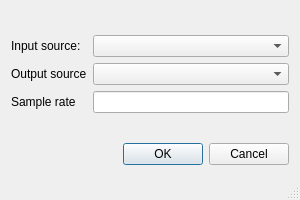
Old version of the form soundcarddialog.ui in the repository trcwm/BasicDSP.
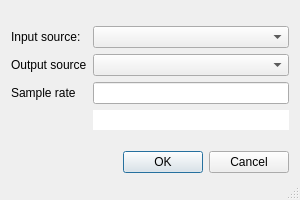
New version of the form.

Diff of the .ui file:
```diff
--- a/soundcarddialog.ui
+++ b/soundcarddialog.ui
@@ -27,27 +27,7 @@
   </property>
   <layout class="QVBoxLayout" name="verticalLayout" stretch="0,1">
    <item>
-    <layout class="QGridLayout" name="gridLayout" columnstretch="0,1">
-     <item row="0" column="0">
-      <widget class="QLabel" name="label">
-       <property name="text">
-        <string>Input source:</string>
-       </property>
-      </widget>
-     </item>
-     <item row="0" column="1">
-      <widget class="QComboBox" name="inputComboBox"/>
-     </item>
-     <item row="1" column="0">
-      <widget class="QLabel" name="label_2">
-       <property name="text">
-        <string>Output source</string>
-       </property>
-      </widget>
-     </item>
-     <item row="1" column="1">
-      <widget class="QComboBox" name="outputComboBox"/>
-     </item>
+    <layout class="QGridLayout" name="gridLayout" columnstretch="0,0">
      <item row="2" column="0">
       <widget class="QLabel" name="label_3">
        <property name="text">
@@ -58,6 +38,36 @@
      <item row="2" column="1">
       <widget class="QLineEdit" name="sampleRate"/>
      </item>
+     <item row="1" column="0">
+      <widget class="QLabel" name="label_2">
+       <property name="text">
+        <string>Output source</string>
+       </property>
+      </widget>
+     </item>
+     <item row="1" column="1">
+      <widget class="QComboBox" name="outputComboBox"/>
+     </item>
+     <item row="0" column="0">
+      <widget class="QLabel" name="label">
+       <property name="text">
+        <string>Input source:</string>
+       </property>
+      </widget>
+     </item>
+     <item row="0" column="1">
+      <widget class="QComboBox" name="inputComboBox"/>
+     </item>
+     <item row="3" column="1">
+      <widget class="QLineEdit" name="warningText">
+       <property name="frame">
+        <bool>false</bool>
+       </property>
+       <property name="readOnly">
+        <bool>true</bool>
+       </property>
+      </widget>
+     </item>
     </layout>
    </item>
    <item>
```
